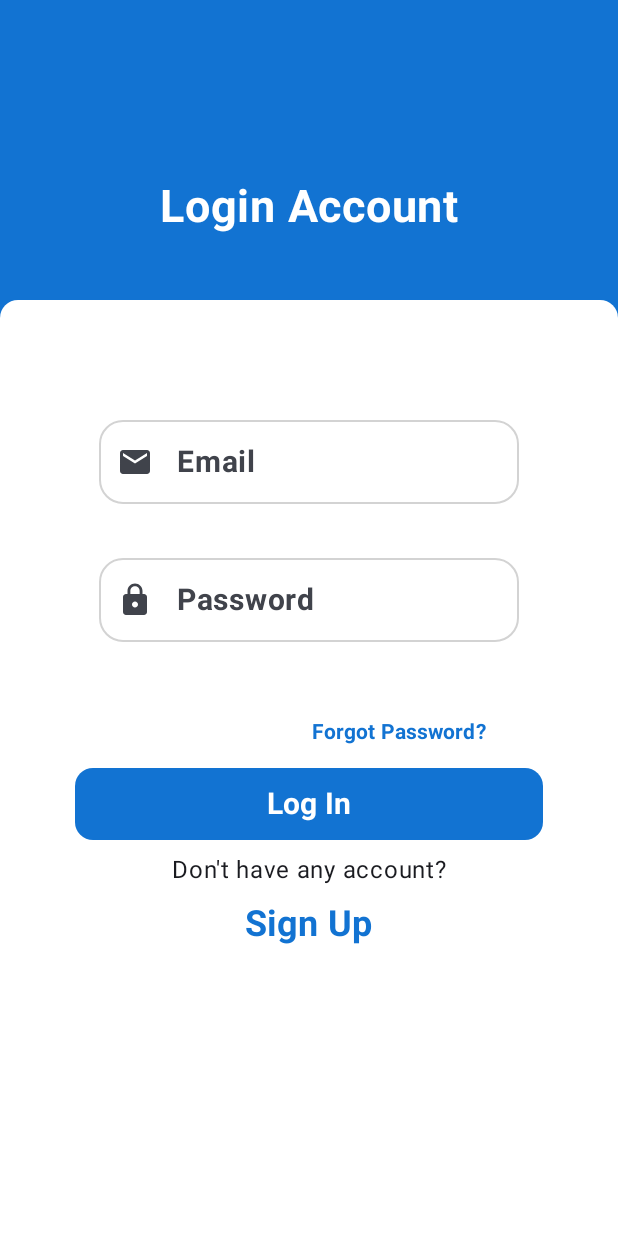
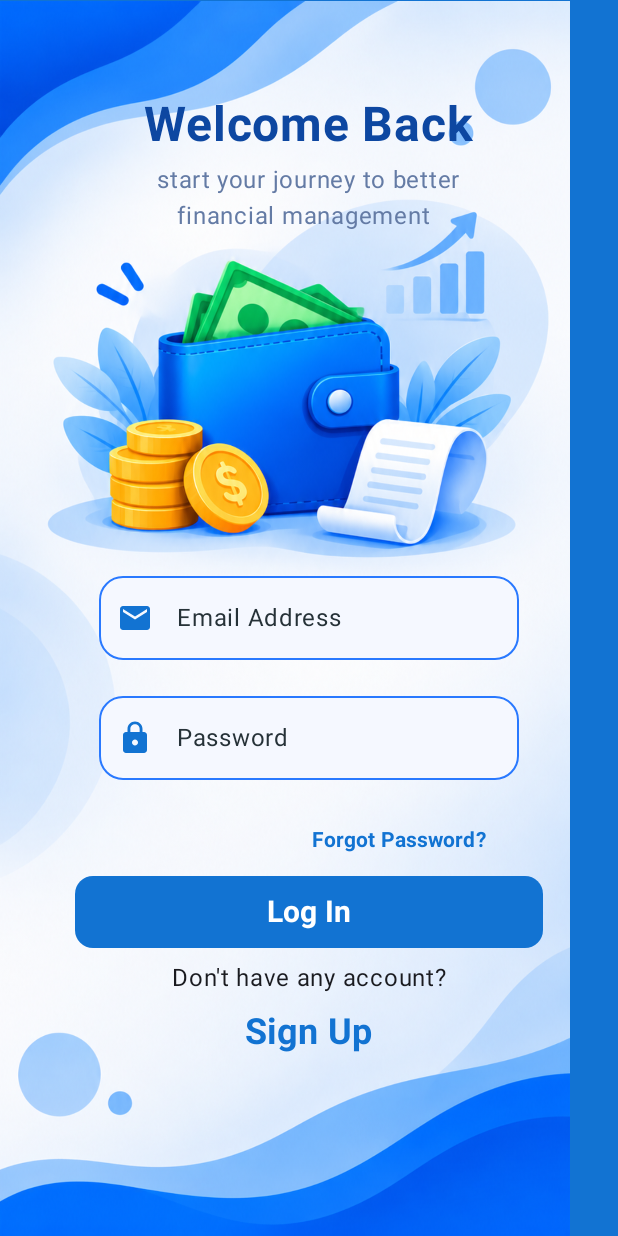
Before and after one commit to smsaif150-blip/Digital-Expense-Tracker, an Android app built with Jetpack Compose: the screen it shows after launch (MainActivity), after a tap on "Log In", on a phone screen of 412 x 824 dp. Run offline under Robolectric (Android 15) with nearby library versions, the phone set to English and light mode, and no system bars; our stand-ins replace Dagger/Hilt's generated code, Firebase (no records; nobody signed in at launch, a user with empty details on screens opened directly); 1 other tap on this screen came first.

Commit message:
Login page redesign

```diff
--- a/app/src/main/java/com/example/expensetrackerapp/Activites/LoginActivity.kt
+++ b/app/src/main/java/com/example/expensetrackerapp/Activites/LoginActivity.kt
@@ -1,6 +1,7 @@
 package com.example.expensetrackerapp.Activites
 
 import android.widget.Toast
+import androidx.compose.foundation.Image
 import androidx.compose.foundation.background
 import androidx.compose.foundation.layout.Arrangement
 import androidx.compose.foundation.layout.Box
@@ -26,6 +27,7 @@ import androidx.compose.material3.OutlinedTextFieldDefaults
 import androidx.compose.material3.Snackbar
 import androidx.compose.material3.Text
 import androidx.compose.material3.TextButton
+import androidx.compose.material3.TextFieldColors
 import androidx.compose.runtime.Composable
 import androidx.compose.runtime.LaunchedEffect
 import androidx.compose.runtime.collectAsState
@@ -44,6 +46,14 @@ import com.example.expensetrackerapp.viewmodel.LoginViewmodel
 import androidx.compose.runtime.mutableStateOf
 import androidx.compose.runtime.setValue
 import androidx.compose.ui.platform.LocalContext
+import androidx.compose.ui.res.painterResource
+import com.example.expensetrackerapp.R
+import com.example.expensetrackerapp.ui.theme.Border_Color
+import com.example.expensetrackerapp.ui.theme.Focused_Border
+import com.example.expensetrackerapp.ui.theme.Input_Text
+import com.example.expensetrackerapp.ui.theme.Navy_blue
+import com.example.expensetrackerapp.ui.theme.Secondary_text
+import com.example.expensetrackerapp.ui.theme.TextField_Background
 import com.example.expensetrackerapp.utils.Resource
 import kotlinx.coroutines.flow.MutableStateFlow
 
@@ -115,62 +125,63 @@ fun LoginActivity(navController: NavController,loginViewmodel: LoginViewmodel)
         .fillMaxSize()
         .background(color = Blue)){
 
-        Column(modifier = Modifier
-            .fillMaxWidth()
-            .padding(top = 120.dp), horizontalAlignment = Alignment.CenterHorizontally) {
-            Text("Login Account", color = Color.White, fontSize = 30.sp, fontWeight = FontWeight.Bold)
-        }
+//        Column(modifier = Modifier
+//            .fillMaxWidth()
+//            .padding(top = 120.dp), horizontalAlignment = Alignment.CenterHorizontally) {
+//            Text("Login Account", color = Color.White, fontSize = 30.sp, fontWeight = FontWeight.Bold)
+//        }
 
-        Box(modifier = Modifier
-            .fillMaxSize()
-            .padding(top = 200.dp)
-            .background(
-                color = Color.White,
-                RoundedCornerShape(topStart = 12.dp, topEnd = 12.dp)
-            ))
-        {
-            Column(modifier = Modifier.fillMaxWidth(),
-                verticalArrangement = Arrangement.Center,
+        Image(painter = painterResource(R.drawable.signup),null)
+
+
+        Column(modifier = Modifier.fillMaxSize().padding(top = 64.dp),
                horizontalAlignment = Alignment.CenterHorizontally) {
+
+            Text("Welcome Back", fontSize = 32.sp, fontWeight = FontWeight.Bold, color = Navy_blue)
+            Spacer(modifier = Modifier.padding(top = 5.dp))
+            Text("start your journey to better\n   financial management", fontSize = 16.sp, color = Secondary_text)
 
                     OutlinedTextField(value =email,
                     onValueChange = {
                         email = it
                         loginViewmodel.onEmailChange()
                     },
-                    modifier = Modifier.padding(top = 72.dp),
+                   modifier = Modifier.padding(top = 220.dp),
                     label = {
-                        Text("Email", fontSize = 20.sp, fontWeight = FontWeight.Bold)
+                        Text("Email Address", fontSize = 16.sp, color = Input_Text)
                     },
                     leadingIcon = {
-                        Icon(imageVector = Icons.Default.Email, contentDescription = "Email")
+                        Icon(imageVector = Icons.Default.Email, contentDescription = "Email", tint = Blue)
                     },
                     shape = RoundedCornerShape(16.dp),
                     colors = OutlinedTextFieldDefaults.colors(
-                        focusedBorderColor = Light_gray,
-                        unfocusedBorderColor = Light_gray
+                        focusedBorderColor = Focused_Border,
+                        unfocusedBorderColor = Border_Color,
+                        focusedContainerColor = TextField_Background,
+                        unfocusedContainerColor = TextField_Background
                     ),
                     supportingText = {
                         if (emailError!=null)
                         Text(emailError.toString(), color = MaterialTheme.colorScheme.error)
-                    }
+                    },
                 )
 
                     OutlinedTextField(value =password, onValueChange = {
                     password = it
                     loginViewmodel.onPasswordChange()
                 },
-                    modifier = Modifier.padding(top = 12.dp),
                     label = {
-                        Text("Password", fontSize = 20.sp, fontWeight = FontWeight.Bold)
+                        Text("Password", fontSize = 16.sp, color = Input_Text)
                     },
                     leadingIcon = {
-                        Icon(imageVector = Icons.Default.Lock, contentDescription = "Email")
+                        Icon(imageVector = Icons.Default.Lock, contentDescription = "password", tint = Blue)
                     },
                     shape = RoundedCornerShape(16.dp),
                     colors = OutlinedTextFieldDefaults.colors(
-                        focusedBorderColor = Light_gray,
-                        unfocusedBorderColor = Light_gray
+                        focusedBorderColor = Focused_Border,
+                        unfocusedBorderColor = Border_Color,
+                        focusedContainerColor = TextField_Background,
+                        unfocusedContainerColor = TextField_Background
                     ),
                     supportingText = {
                         if (passwordError != null)
@@ -180,16 +191,11 @@ fun LoginActivity(navController: NavController,loginViewmodel: LoginViewmodel)
                     }
                 )
 
-
-                Spacer(modifier = Modifier.padding(10.dp))
                 TextButton(onClick = {
                     showResetPasswordDialog = true
                 }, modifier = Modifier.padding(start = 120.dp)) {
                     Text("Forgot Password?", fontSize = 14.sp, color = Blue, fontWeight = FontWeight.Bold)
                 }
-
-
-
 
 
             Button(onClick = {
@@ -232,8 +238,6 @@ fun LoginActivity(navController: NavController,loginViewmodel: LoginViewmodel)
                 }
             }) {
                 Text("Sign Up", color =  Blue,fontSize = 24.sp, fontWeight = FontWeight.Bold)
-                }
-
             }
         }
     }
--- a/app/src/main/java/com/example/expensetrackerapp/Activites/SettingsScreen.kt
+++ b/app/src/main/java/com/example/expensetrackerapp/Activites/SettingsScreen.kt
@@ -5,16 +5,27 @@ import androidx.compose.foundation.layout.Arrangement
 import androidx.compose.foundation.layout.Column
 import androidx.compose.foundation.layout.fillMaxSize
 import androidx.compose.material3.Text
+import androidx.compose.material3.TextButton
 import androidx.compose.runtime.Composable
 import androidx.compose.ui.Alignment
 import androidx.compose.ui.Modifier
 import androidx.navigation.NavController
 import com.example.expensetrackerapp.ui.theme.Blue_tined_white
 import com.example.expensetrackerapp.viewmodel.HomeViewmodel
+import com.google.firebase.auth.FirebaseAuth
 
 @Composable
 fun SettingsScreen(navController: NavController,homeViewmodel: HomeViewmodel) {
     Column(modifier = Modifier.fillMaxSize().background(color = Blue_tined_white), verticalArrangement = Arrangement.Center, horizontalAlignment = Alignment.CenterHorizontally) {
         Text("Setting")
+
+        val auth = FirebaseAuth.getInstance()
+        TextButton(
+            {auth.signOut()
+            navController.navigate("SignUp")}
+
+        ) {
+            Text("Sign Out")
+        }
     }
 }
--- a/app/src/main/java/com/example/expensetrackerapp/Activites/splashActivity.kt
+++ b/app/src/main/java/com/example/expensetrackerapp/Activites/splashActivity.kt
@@ -29,7 +29,7 @@ fun splashActivity(onNavHost:()-> Unit)
 {
 
     LaunchedEffect(true) {
-        delay(2000L)
+        delay(100L)
         onNavHost()
     }
 
--- a/app/src/main/java/com/example/expensetrackerapp/ui/theme/Color.kt
+++ b/app/src/main/java/com/example/expensetrackerapp/ui/theme/Color.kt
@@ -28,3 +28,9 @@ val Shopping_purple = Color(0xFF7950D9)
 val Bills_green = Color(0xFF10A875)
 val Health_red = Color(0xFFF05260)
 val Other_gray = Color(0xFF8295B5)
+val TextField_Background = Color(0xFFF5F8FF)
+val Border_Color = Color(0xFF2979FF)
+val Focused_Border = Color(0xFF2979FF)
+val Input_Text = Color(0xFF263238)
+val Placeholder_Text= Color(0xFF9AA8BD)
+val Leading_Icon = Color(0xFF2979FF)
```
Also changed, not shown: app/src/main/res/drawable/signup.png (added). Lines whose indentation alone changed are shown as unchanged.
